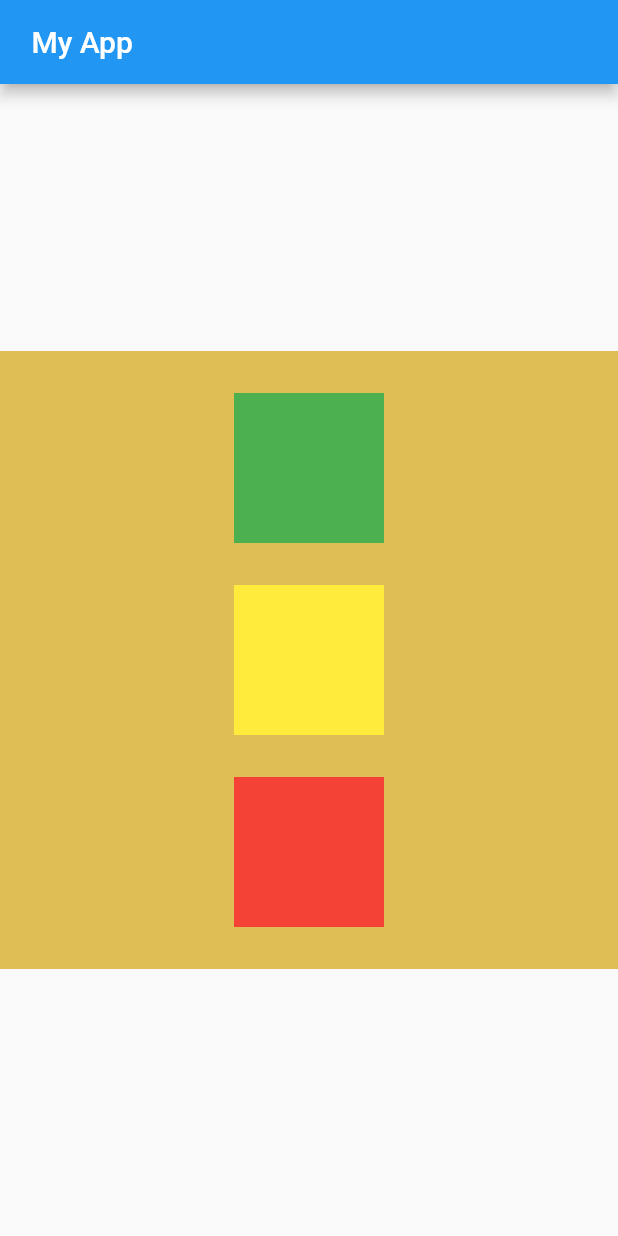
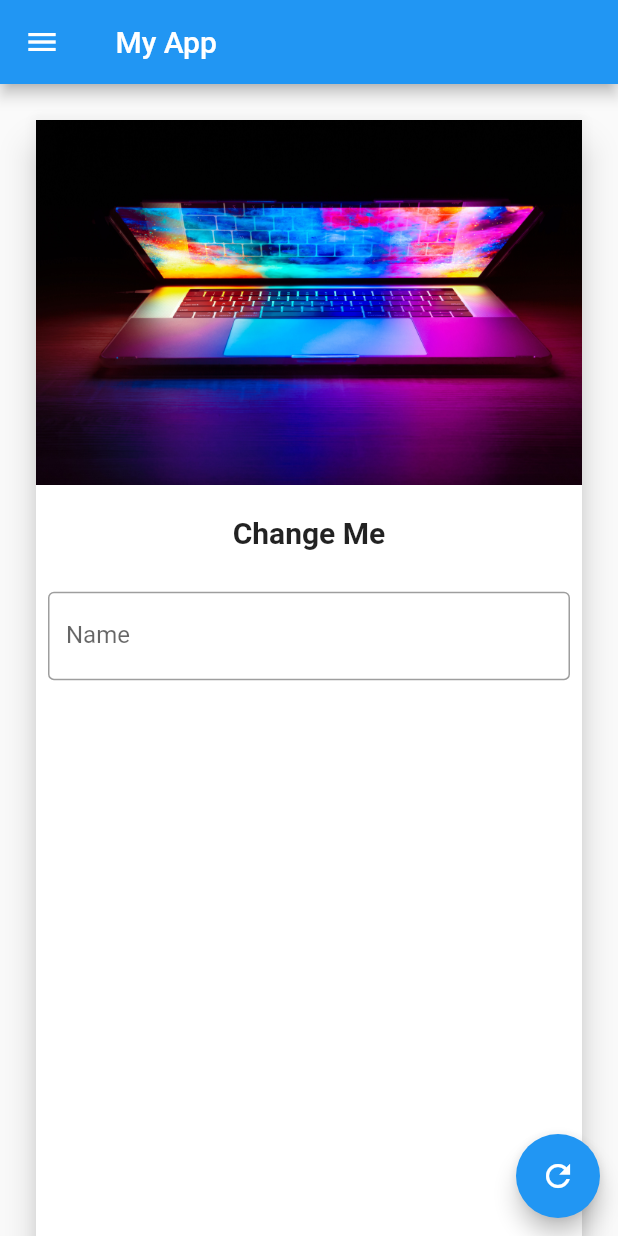
Before and after one commit to Gul-Is-Here/Fluuter_Practice_Apllication, a Flutter app: the screen it shows after launch, on a phone screen of 412 x 824 dp. Run offline on Flutter 3.47's test engine with Material 2 defaults, Android fonts, the light colour scheme and no system bars.

Commit message:
chapter 3 completed

```diff
--- a/lib/main.dart
+++ b/lib/main.dart
@@ -5,44 +5,99 @@ void main(){
     home:MyApp() ,
   ));
 }
-class MyApp extends StatelessWidget{
+class MyApp extends StatefulWidget{
+  @override
+  State<MyApp> createState() => _MyAppState();
+}
+
+class _MyAppState extends State<MyApp> {
+    // ignore: unused_field
+TextEditingController _nameController = TextEditingController();
+    var myText = 'Change Me';
   @override
   Widget build(BuildContext context) {
     return Scaffold(appBar: AppBar(
-      title: Text (' My App'),
+      title: const Text (' My App'),
     ),
-    body: Align(
-      child: Container(
-        color: Color.fromARGB(219, 220, 180, 59),
+    body: SingleChildScrollView(
+      child: Align(
+        alignment: Alignment.topCenter,
+        child: Container(
+          padding: const EdgeInsets.all(20),
           width: MediaQuery.of(context).size.width,
-           height:MediaQuery.of(context).size.height/2,
-        child: Column(
-         mainAxisAlignment: MainAxisAlignment.spaceEvenly,
-        crossAxisAlignment: CrossAxisAlignment.center,
-
-          children: [
-            Container(
-             padding: EdgeInsets.all(15),
-           width: 100,
-           height: 100,
-             color: Colors.green,
+          height:MediaQuery.of(context).size.height,
+          // color: Colors.amber,
+          child: Card(
+            elevation: 10,
+            child:Column(
+              children: <Widget>[
+                Image.asset('assets/images/laptop.png',
+                fit:BoxFit.cover),
+               const SizedBox(
+                height: 20,
+                ),
+                Text(
+                  myText,
+                style:  TextStyle(fontSize: 20,fontWeight: FontWeight.bold),),
+                const SizedBox(
+                  height: 20,
+                  ),
+              const Padding(
+                  padding: EdgeInsets.all(8.0),
+                  child:
+                   TextField(
+                    textInputAction: TextInputAction.done ,
+                  keyboardType: TextInputType.text,
+                  decoration: InputDecoration(
+                  hintText: 'You wanna see Magic then Hit',
+                  labelText: 'Name',
+                  border: OutlineInputBorder(
+                  borderSide: BorderSide(
+                  color: Colors.amber,
+                         )
+                       ),
+                     ),
+                  ),
+                )
+              ],
             ),
-             Container(
-             padding: EdgeInsets.all(15),
-             width: 100,
-             height: 100,
-             color: Colors.yellow,
-            ),
-             Container(
-             padding: EdgeInsets.all(15),
-             width: 100,
-             height: 100,
-             color: Colors.red,
-            ),
-          ],
+          ),
         ),
       ),
     ),
+    drawer: Drawer(
+      child: ListView(
+        padding: EdgeInsets.zero,
+        // ignore: prefer_const_literals_to_create_immutables
+        children: <Widget>[
+        UserAccountsDrawerHeader(accountName: Text('Gul Faraz Ahmed',),
+           accountEmail: Text('gulfarazahmed58@gmail.com'),
+           currentAccountPicture: CircleAvatar(backgroundImage:
+            AssetImage('assets/images/waiting.png'),),
+           ),
+
+            ListTile(
+            leading: Icon(Icons.person),
+            title: Text('Account'),
+            subtitle: Text('Personal'),
+            trailing: Icon(Icons.edit),
+           ),
+            ListTile(
+            leading: Icon(Icons.email),
+            title: Text('Email'),
+            subtitle: Text('Personal'),
+            trailing: Icon(Icons.send),)
+                   ],
+      ),
+    ),
+    floatingActionButton: FloatingActionButton(
+     onPressed: (){
+      setState(() {
+        myText=_nameController.text;
+      });
+     },
+     child: const Icon(Icons.refresh), ),
+     floatingActionButtonLocation: FloatingActionButtonLocation.miniEndFloat
     );
   }
 }
--- a/pubspec.yaml
+++ b/pubspec.yaml
@@ -58,9 +58,9 @@ flutter:
   uses-material-design: true
 
   # To add assets to your application, add an assets section, like this:
-  # assets:
-  #   - images/a_dot_burr.jpeg
-  #   - images/a_dot_ham.jpeg
+  assets:
+    - assets/images/waiting.png
+    - assets/images/laptop.png
 
   # An image asset can refer to one or more resolution-specific "variants", see
   # https://flutter.dev/assets-and-images/#resolution-aware
```
Also changed, not shown: assets/images/laptop.png (added), assets/images/waiting.png (added).
